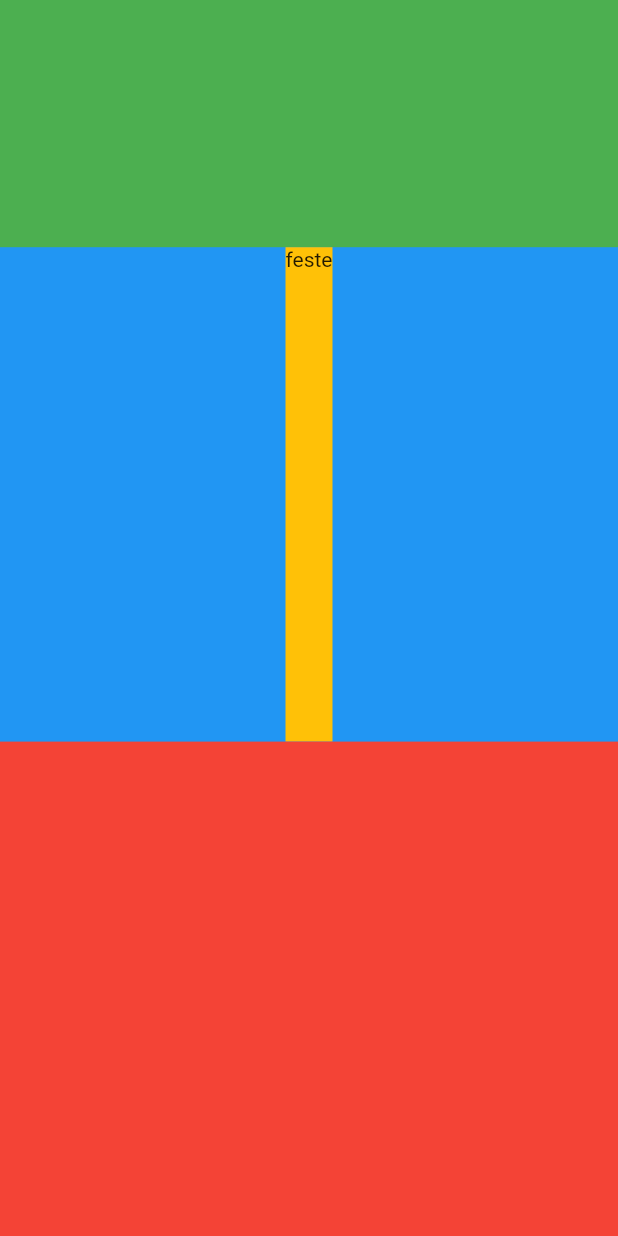
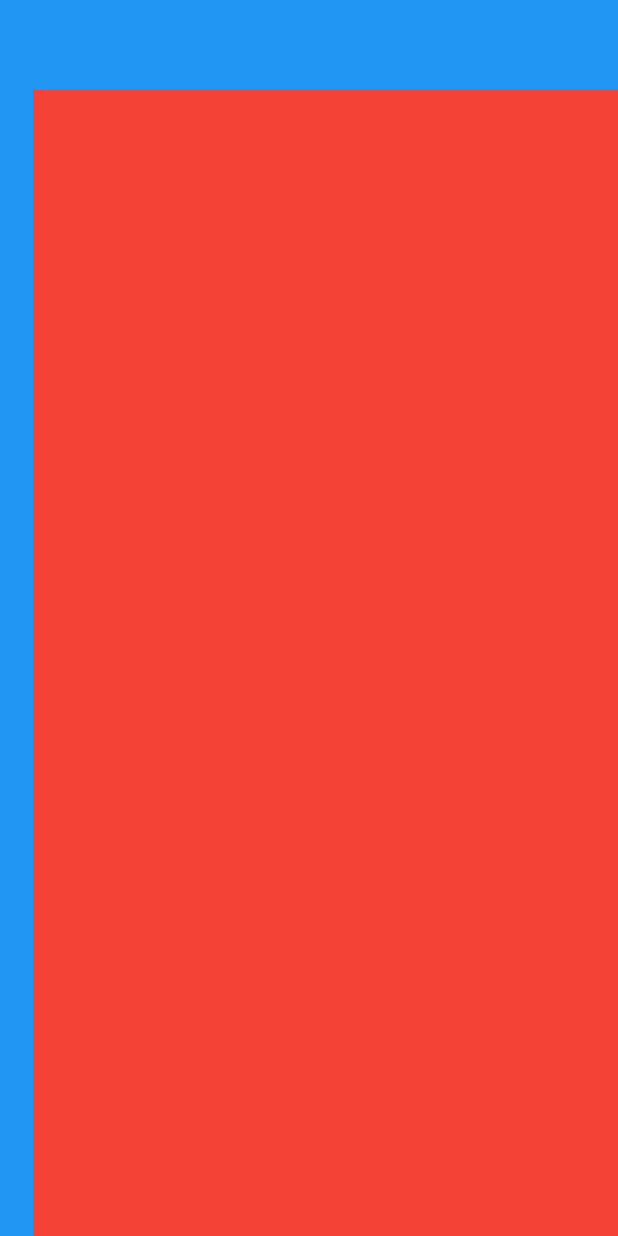
Before and after one commit to pabriciofreitas/aula-3, a Flutter app: the screen it shows after launch, on a phone screen of 412 x 824 dp. Run offline on Flutter 3.47's test engine with Material 2 defaults, Android fonts, the phone set to English and light mode, and no system bars; our stand-ins replace google_fonts.

Commit message:
feat(estudo): revise depois transform

```diff
--- a/lib/ui/pages/home_page.dart
+++ b/lib/ui/pages/home_page.dart
@@ -10,33 +10,18 @@ class HomePage extends StatelessWidget {
       child: SizedBox.expand(
         child: Container(
           color: Colors.blue,
-            child: Column(
-              children: [
-                Expanded(
-                  flex: 1,
-                  child: Container(
-                    color: Colors.green,
-                  ),
-                ),
-                Flexible(
-                  flex: 2,
-                  fit: FlexFit.tight,
-                  child: Container(
-                    color: Colors.amber,
-                    child: Text("feste"),
-                  ),
-                ), //flexivel diacordo seu filho
-                Expanded(
-                  flex: 2,
+          child: Transform.translate(
+            //.translate
+            //para rotacionar os componentes
+            //transform: ,
+            // transform: , //mudando pesctiva da imagem 3d
+            offset: Offset(22, 60),
             child: Container(
               color: Colors.red,
             ),
           ),
-              ],
         ),
       ),
-        ),
-      ),
-    );
+    ));
   }
 }
```
Lines whose indentation alone changed are shown as unchanged.
